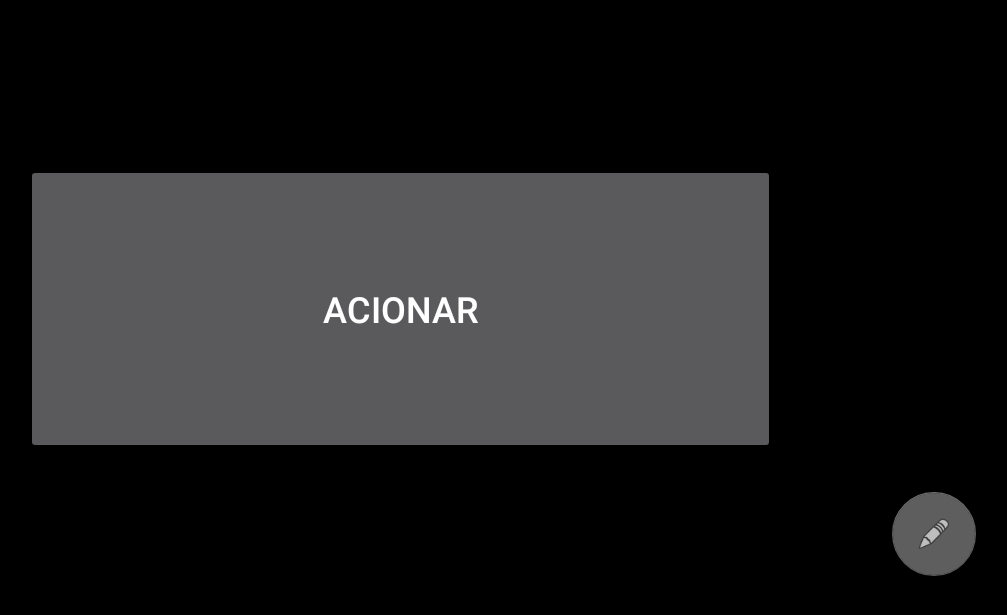
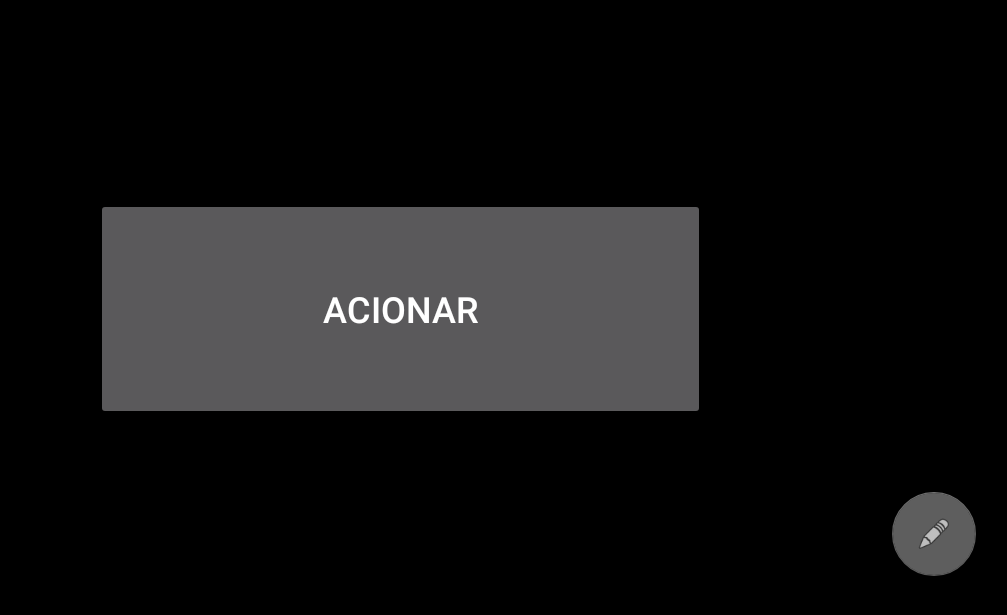
Before and after one commit to gabriel-os/Abre_portao, an Android app: the screen it shows after launch (MainActivity), on a phone screen of 824 x 412 dp (held sideways). Shown: the top 615 px of the screen, without its empty margins (218-1225 px from the left). Run offline under Robolectric (Android 15) with nearby library versions, the phone set to English and light mode, and no system bars; libraries missing offline, so code that uses them is left out: com.hoho.android.

Commit message:
Prepare layout to recive multiple codes to open garage door

```diff
--- a/app/src/main/res/layout/activity_main.xml
+++ b/app/src/main/res/layout/activity_main.xml
@@ -8,9 +8,54 @@
     tools:context=".MainActivity">
 
     <Button
+        android:id="@+id/btn3"
+        android:layout_width="50dp"
+        android:layout_height="50dp"
+        android:layout_marginStart="52dp"
+        android:layout_marginTop="252dp"
+        android:layout_marginEnd="629dp"
+        android:layout_marginBottom="109dp"
+        android:text="3"
+        android:visibility="invisible"
+        app:layout_constraintBottom_toBottomOf="parent"
+        app:layout_constraintEnd_toEndOf="parent"
+        app:layout_constraintStart_toStartOf="parent"
+        app:layout_constraintTop_toTopOf="parent" />
+
+    <Button
+        android:id="@+id/btn2"
+        android:layout_width="50dp"
+        android:layout_height="50dp"
+        android:layout_marginStart="52dp"
+        android:layout_marginTop="180dp"
+        android:layout_marginEnd="629dp"
+        android:layout_marginBottom="181dp"
+        android:text="2"
+        android:visibility="invisible"
+        app:layout_constraintBottom_toBottomOf="parent"
+        app:layout_constraintEnd_toEndOf="parent"
+        app:layout_constraintStart_toStartOf="parent"
+        app:layout_constraintTop_toTopOf="parent" />
+
+    <Button
+        android:id="@+id/btn1"
+        android:layout_width="50dp"
+        android:layout_height="50dp"
+        android:layout_marginStart="53dp"
+        android:layout_marginTop="112dp"
+        android:layout_marginEnd="629dp"
+        android:layout_marginBottom="249dp"
+        android:text="1"
+        android:visibility="invisible"
+        app:layout_constraintBottom_toBottomOf="parent"
+        app:layout_constraintEnd_toEndOf="parent"
+        app:layout_constraintStart_toStartOf="parent"
+        app:layout_constraintTop_toTopOf="parent" />
+
+    <Button
         android:id="@+id/btnAbrir"
-        android:layout_width="499dp"
-        android:layout_height="193dp"
+        android:layout_width="406dp"
+        android:layout_height="148dp"
         android:text="Acionar"
         android:textSize="24sp"
         app:layout_constraintBottom_toBottomOf="parent"
```
